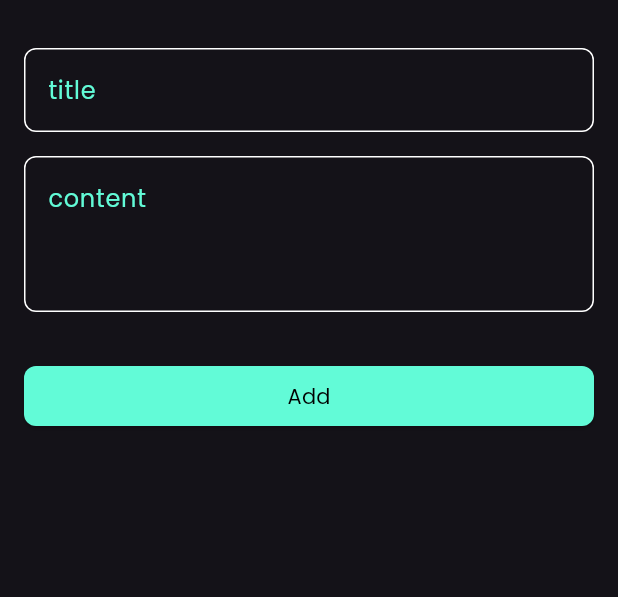
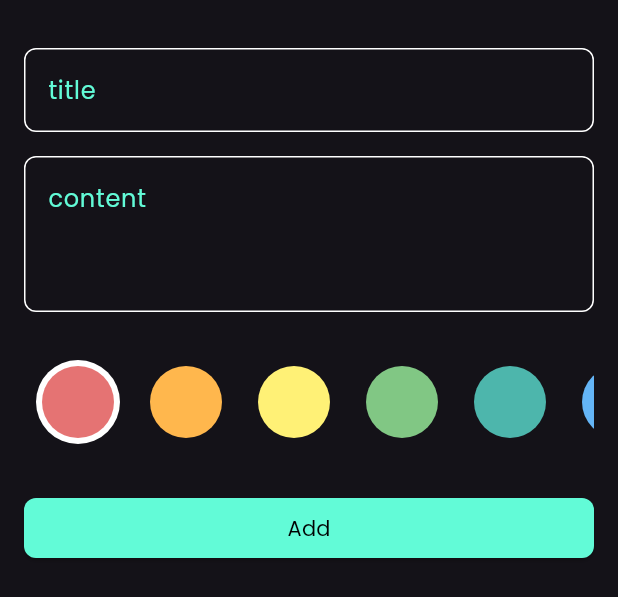
Before and after one commit to abdomostafa1/notes-app-flutter, a Flutter app: the AddNoteBottomSheetContent widget shown alone on an empty page, opened directly, on a phone screen of 412 x 824 dp. Shown: the top 597 px of the screen. Run offline on Flutter 3.47's test engine with Material 3 defaults, Android fonts, the phone set to English and light mode, and no system bars; our stand-ins replace bloc, flutter_bloc, hive, hive_flutter, modal_progress_hud_nsn; accounts and stored records are empty.

Commit message:
enable user to select color for each note through ColorsListView

```diff
--- a/lib/models/note_model.dart
+++ b/lib/models/note_model.dart
@@ -8,9 +8,9 @@ class NoteModel extends HiveObject {
   NoteModel({required this.title,required this.subTitle, required this.date ,required this.color});
 
   @HiveField(0)
-  final String title;
+  String title;
   @HiveField(1)
-  final String subTitle;
+  String subTitle;
   @HiveField(2)
   final String date;
   @HiveField(3)
--- /dev/null
+++ b/lib/notes_colors.dart
@@ -0,0 +1,19 @@
+import 'package:flutter/animation.dart';
+
+const List<Color> colors = [
+  Color(0xFFE57373), // Bright Red
+  Color(0xFFFFB74D), // Bright Orange
+  Color(0xFFFFF176), // Bright Yellow
+  Color(0xFF81C784), // Bright Green
+  Color(0xFF4DB6AC), // Bright Teal
+  Color(0xFF64B5F6), // Bright Blue
+  Color(0xFFBA68C8), // Bright Purple
+  Color(0xFFF06292), // Bright Pink
+  Color(0xFF4DD0E1), // Bright Cyan
+  Color(0xFFDCE775), // Bright Lime
+  Color(0xFFFFD54F), // Bright Amber
+  Color(0xFFAED581), // Bright Light Green
+  Color(0xFF7986CB), // Bright Indigo
+  Color(0xFFFF8A65), // Bright Deep Orange
+  Color(0xFF4FC3F7), // Bright Light Blue
+];
--- a/lib/widgets/add_note_bottom_sheet.dart
+++ b/lib/widgets/add_note_bottom_sheet.dart
@@ -2,6 +2,9 @@ import 'package:flutter/material.dart';
 import 'package:flutter_bloc/flutter_bloc.dart';
 import 'package:notes_app/cubits/add_note_cubit/add_note_cubit.dart';
 import 'package:notes_app/models/note_model.dart';
+import 'package:notes_app/notes_colors.dart';
+import 'package:notes_app/widgets/color_item.dart';
+import 'package:notes_app/widgets/colors_listview.dart';
 import 'package:notes_app/widgets/custom_button.dart';
 
 import '../cubits/main_cubit/main_cubit.dart';
@@ -44,8 +47,13 @@ class _AddNoteBottomSheetContentState extends State<AddNoteBottomSheetContent> {
   var autoValidateMode = AutovalidateMode.disabled;
 
   @override
+  void initState() {
+    selectedColorIndex = 0;
+    super.initState();
+  }
+
+  @override
   Widget build(BuildContext context) {
-
     return Padding(
       padding: EdgeInsets.only(
           right: 16,
@@ -74,19 +82,11 @@ class _AddNoteBottomSheetContentState extends State<AddNoteBottomSheetContent> {
               },
             ),
             const SizedBox(height: 32),
+            const ColorsListview(),
+            const SizedBox(height: 32),
             BlocBuilder<AddNoteCubit, AddNoteState>(
               builder: (context, state) {
-                if (state is AddNoteSuccessState) {
-                  debugPrint('note added successfully');
-                  Navigator.pop(context);
-                  BlocProvider.of<MainCubit>(context).fetchNotes();
-                }
-
-                if (state is AddNoteFailureState) {
-                  debugPrint('errorMessage=${state.errorMessage}');
-                }
-
-                debugPrint('$state');
+                handleState(state);
                 return CustomButton(
                   isLoading: state is AddNoteLoadingState ? true : false,
                   onPressed: () {
@@ -96,7 +96,7 @@ class _AddNoteBottomSheetContentState extends State<AddNoteBottomSheetContent> {
                         title: title!,
                         subTitle: subTitle!,
                         date: DateTime.now().toString(),
-                        color: Colors.orange.value,
+                        color: colors[selectedColorIndex].value,
                       );
                       BlocProvider.of<AddNoteCubit>(context).addNote(note);
                     }
@@ -110,4 +110,18 @@ class _AddNoteBottomSheetContentState extends State<AddNoteBottomSheetContent> {
       ),
     );
   }
+
+  void handleState(AddNoteState state) {
+    if (state is AddNoteSuccessState) {
+      debugPrint('note added successfully');
+      Navigator.pop(context);
+      BlocProvider.of<MainCubit>(context).fetchNotes();
+    }
+
+    if (state is AddNoteFailureState) {
+      debugPrint('errorMessage=${state.errorMessage}');
+    }
+
+    debugPrint('$state');
+  }
 }
--- /dev/null
+++ b/lib/widgets/color_item.dart
@@ -0,0 +1,16 @@
+import 'package:flutter/material.dart';
+
+class ColorItem extends StatelessWidget {
+  const ColorItem({super.key, required this.color, required this.isSelected});
+
+  final Color color;
+  final bool isSelected;
+
+  @override
+  Widget build(BuildContext context) {
+    return CircleAvatar(
+        radius: 28,
+        backgroundColor: isSelected ? Colors.white : Colors.transparent,
+        child:  CircleAvatar(radius: 24, backgroundColor: color));
+  }
+}
--- /dev/null
+++ b/lib/widgets/colors_listview.dart
@@ -0,0 +1,40 @@
+import 'package:flutter/material.dart';
+
+import '../notes_colors.dart';
+import 'color_item.dart';
+
+int selectedColorIndex = 0;
+class ColorsListview extends StatefulWidget {
+  const ColorsListview({super.key});
+
+  @override
+  State<ColorsListview> createState() => _ColorsListviewState();
+}
+
+class _ColorsListviewState extends State<ColorsListview> {
+  @override
+  Widget build(BuildContext context) {
+    return SizedBox(
+      height: 56,
+      child: ListView.builder(
+          itemCount: colors.length,
+          scrollDirection: Axis.horizontal,
+          itemBuilder: (context, index) {
+            return  Padding(
+              padding: const EdgeInsets.symmetric(horizontal: 8.0),
+              child: GestureDetector(
+                onTap: (){
+                  setState(() {
+                    selectedColorIndex=index;
+                  });
+                },
+                child: ColorItem(
+                  color: colors[index],
+                  isSelected: selectedColorIndex == index,
+                ),
+              ),
+            );
+          }),
+    );
+  }
+}
--- a/lib/widgets/custom_text_field.dart
+++ b/lib/widgets/custom_text_field.dart
@@ -2,22 +2,32 @@ import 'package:flutter/material.dart';
 import 'package:notes_app/constants.dart';
 
 class CustomTextField extends StatelessWidget {
-   CustomTextField({super.key, required this.hint, this.maxLines = 1,required this.onSave});
+  CustomTextField(
+      {super.key,
+      required this.hint,
+      this.maxLines = 1,
+      this.onSave,
+      this.onChanged,
+      this.initialValue});
 
   final String hint;
   final int maxLines;
-  void Function(String? value) onSave;
+  String? initialValue;
+  void Function(String? value)? onSave;
+  void Function(String? value)? onChanged;
+
   @override
   Widget build(BuildContext context) {
     return TextFormField(
+        initialValue: initialValue,
+        onChanged: onChanged,
         onSaved: onSave,
         maxLines: maxLines,
         cursorColor: primaryColor,
         validator: (value) {
           if (value != null && value.isNotEmpty) {
             return null;
-          }
-          else {
+          } else {
             return 'field is required';
           }
         },
--- a/lib/widgets/note_item.dart
+++ b/lib/widgets/note_item.dart
@@ -12,7 +12,8 @@ class NoteItem extends StatelessWidget {
   @override
   Widget build(BuildContext context) {
     return GestureDetector(
-      onTap: () => Navigator.pushNamed(context, Routes.editNoteScreen),
+      onTap: () =>
+          Navigator.pushNamed(context, Routes.editNoteScreen, arguments: note),
       child: Container(
           padding: EdgeInsets.only(top: 16, bottom: 16, left: 16),
           decoration: BoxDecoration(
```
Also changed, not shown: lib/screens/edit_note_screen.dart (+40 -10 lines). Lines whose indentation alone changed are shown as unchanged.
